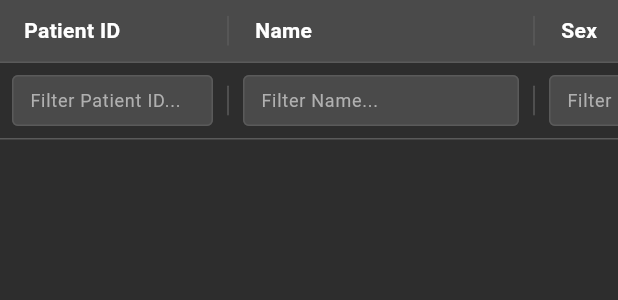
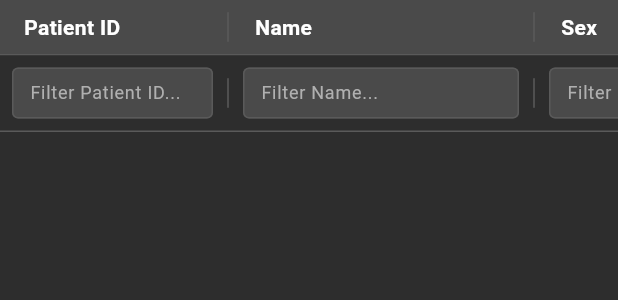
Before and after one commit to dgcore/onis-viewer-v5, a Flutter app: the ResizableDataTable widget shown alone on an empty page, opened directly with empty values, on a phone screen of 412 x 824 dp. Shown: the top 300 px of the screen. Run offline on Flutter 3.47's test engine with Material 3 defaults, Android fonts, the phone set to English and light mode, and no system bars; our stand-ins replace flutter_secure_storage; missing offline and left inert: dart:ffi; accounts and stored records are empty.

Commit message:
fix(database): resolve ParentDataWidget error and implement sticky header/filter bar

```diff
--- a/apps/onis_viewer/lib/plugins/database/page/database_page.dart
+++ b/apps/onis_viewer/lib/plugins/database/page/database_page.dart
@@ -1,19 +1,19 @@
 import 'dart:async';
 
 import 'package:flutter/material.dart';
+import 'package:onis_viewer/core/models/study.dart';
+import 'package:onis_viewer/plugins/database/ui/study_list_view.dart';
+import 'package:onis_viewer/plugins/sources/site-server/site_source.dart';
 
 import '../../../api/core/ov_api_core.dart';
 import '../../../core/constants.dart';
 import '../../../core/database_source.dart';
-import '../../../core/models/study.dart';
 import '../../../pages/base/base_page.dart';
-import '../../sources/site-server/site_source.dart';
 import '../database_plugin.dart';
 import '../public/database_api.dart';
 import '../ui/database_source_bar.dart';
 import '../ui/database_toolbar.dart';
 import '../ui/resizable_source_bar.dart';
-import '../ui/study_list_view.dart';
 import 'database_controller.dart';
 
 /// Database management page
--- a/apps/onis_viewer/lib/plugins/database/ui/resizable_data_table.dart
+++ b/apps/onis_viewer/lib/plugins/database/ui/resizable_data_table.dart
@@ -52,7 +52,6 @@ class _ResizableDataTableState extends State<ResizableDataTable>
   ];
 
   // Selection state
-  bool _multiSelectionMode = false; // Manual toggle for multi-selection
   Study? _lastSelectedStudy; // Track last selected study for range selection
 
   @override
@@ -138,8 +137,7 @@ class _ResizableDataTableState extends State<ResizableDataTable>
 
   @override
   Widget build(BuildContext context) {
-    return Expanded(
-      child: LayoutBuilder(
+    return LayoutBuilder(
       builder: (context, constraints) {
         final totalColumnWidth = _columnWidths.reduce((a, b) => a + b);
         final resizeHandlesWidth = _columnWidths.length * 4.0;
@@ -149,8 +147,10 @@ class _ResizableDataTableState extends State<ResizableDataTable>
         final availableWidth = constraints.maxWidth;
         final needsHorizontalScroll = totalWidth > availableWidth;
 
-          return SingleChildScrollView(
-            child: SingleChildScrollView(
+        return Column(
+          children: [
+            // Sticky header and filter bar
+            SingleChildScrollView(
               scrollDirection: Axis.horizontal,
               child: SizedBox(
                 width: needsHorizontalScroll ? totalWidth : availableWidth,
@@ -160,15 +160,29 @@ class _ResizableDataTableState extends State<ResizableDataTable>
                     _buildHeaderRow(),
                     // Filter bar
                     _buildFilterBar(),
-                    // Data rows
-                    ..._filteredStudies.map((study) => _buildDataRow(study)),
                   ],
                 ),
               ),
             ),
+            // Scrollable data rows
+            Expanded(
+              child: SingleChildScrollView(
+                scrollDirection: Axis.horizontal,
+                child: SingleChildScrollView(
+                  child: SizedBox(
+                    width: needsHorizontalScroll ? totalWidth : availableWidth,
+                    child: Column(
+                      children: _filteredStudies
+                          .map((study) => _buildDataRow(study))
+                          .toList(),
+                    ),
+                  ),
+                ),
+              ),
+            ),
+          ],
         );
       },
-      ),
     );
   }
 
@@ -201,71 +215,6 @@ class _ResizableDataTableState extends State<ResizableDataTable>
           // Birth Date column header
           _buildHeaderCell('Birth Date', 3, isNumeric: false),
           _buildResizeHandle(3),
-
-          // Multi-selection toggle button
-          Container(
-            padding: const EdgeInsets.symmetric(
-              horizontal: OnisViewerConstants.paddingMedium,
-              vertical: OnisViewerConstants.paddingSmall,
-            ),
-            child: GestureDetector(
-              onTap: () {
-                setState(() {
-                  _multiSelectionMode = !_multiSelectionMode;
-                });
-                debugPrint('Multi-selection mode: $_multiSelectionMode');
-              },
-              child: Container(
-                padding: const EdgeInsets.symmetric(
-                  horizontal: OnisViewerConstants.paddingSmall,
-                  vertical: 4,
-                ),
-                decoration: BoxDecoration(
-                  color: _multiSelectionMode
-                      ? OnisViewerConstants.primaryColor
-                      : OnisViewerConstants.tabButtonColor,
-                  borderRadius: BorderRadius.circular(4),
-                ),
-                child: Text(
-                  _multiSelectionMode ? 'Multi' : 'Single',
-                  style: TextStyle(
-                    color: _multiSelectionMode
-                        ? Colors.white
-                        : OnisViewerConstants.textColor,
-                    fontSize: 12,
-                    fontWeight: FontWeight.w500,
-                  ),
-                ),
-              ),
-            ),
-          ),
-
-          // Range selection indicator
-          /*if (widget.isShiftPressed)
-            Container(
-              padding: const EdgeInsets.symmetric(
-                horizontal: OnisViewerConstants.paddingMedium,
-                vertical: OnisViewerConstants.paddingSmall,
-              ),
-              child: Container(
-                padding: const EdgeInsets.symmetric(
-                  horizontal: OnisViewerConstants.paddingSmall,
-                  vertical: 4,
-                ),
-                decoration: BoxDecoration(
-                  color: OnisViewerConstants.primaryColor,
-                  borderRadius: BorderRadius.circular(4),
-                ),
-                child: Text(
-                  'Range',
-                  style: const TextStyle(
-                    color: Colors.white,
-                    fontSize: 12,
-                    fontWeight: FontWeight.w500,
-                  ),
-                ),
-              ),
-            ),*/
         ],
       ),
     );
@@ -523,7 +472,6 @@ class _ResizableDataTableState extends State<ResizableDataTable>
 
     debugPrint('Current selection count: ${currentSelection.length}');
     debugPrint('Is currently selected: $isCurrentlySelected');
-    debugPrint('Multi-selection mode: $_multiSelectionMode');
     debugPrint(
         'Ctrl pressed: $isCtrlOrCmdPressed, Shift pressed: $isShiftPressed');
 
@@ -545,7 +493,7 @@ class _ResizableDataTableState extends State<ResizableDataTable>
         debugPrint(
             'Range selection from index $startIndex to $endIndex (${currentSelection.length} studies)');
       }
-    } else if (_multiSelectionMode || isCtrlOrCmdPressed) {
+    } else if (isCtrlOrCmdPressed) {
       // Multi-selection mode (manual toggle or Ctrl/Cmd + click)
       if (isCurrentlySelected) {
         // Remove from selection
--- a/apps/onis_viewer/lib/plugins/database/ui/study_list_view.dart
+++ b/apps/onis_viewer/lib/plugins/database/ui/study_list_view.dart
@@ -1,8 +1,8 @@
 import 'package:flutter/material.dart';
+import 'package:onis_viewer/plugins/database/ui/resizable_data_table.dart';
 
 import '../../../core/constants.dart';
 import '../../../core/models/study.dart';
-import 'resizable_data_table.dart';
 
 /// Study list view using resizable data table
 class StudyListView extends StatefulWidget {
--- a/apps/onis_viewer/lib/plugins/sources/site-server/site_source.dart
+++ b/apps/onis_viewer/lib/plugins/sources/site-server/site_source.dart
@@ -68,7 +68,7 @@ class SiteSource extends DatabaseSource {
     }
 
     // Simulate slow server response
-    await Future.delayed(const Duration(seconds: 10));
+    await Future.delayed(const Duration(seconds: 1));
 
     // Mark source as connected
     isActive = true; // Triggers listeners via setter
```
Also changed, not shown: apps/onis_viewer/lib/plugins/database/ui/database_toolbar.dart (+47 -12 lines). Lines whose indentation alone changed are shown as unchanged.
